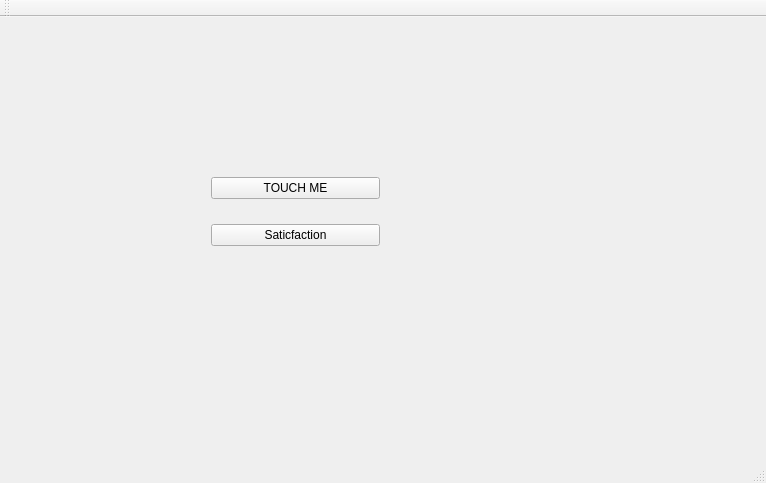
Above: editor0.01/GesturesEditor/mainwindow.ui from Rauf-Kurbanov/GesturesEditor before the change. Below: the same form after it.
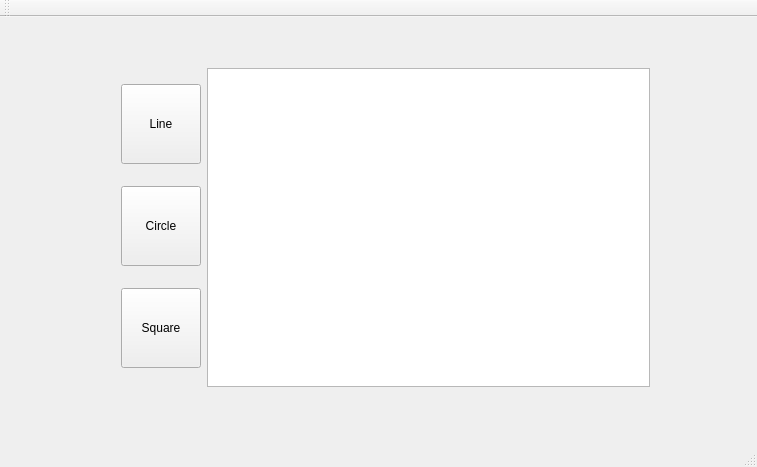
That is the form after the change.

Patch:
```diff
--- a/editor0.01/GesturesEditor/mainwindow.ui
+++ b/editor0.01/GesturesEditor/mainwindow.ui
@@ -6,8 +6,8 @@
    <rect>
     <x>0</x>
     <y>0</y>
-    <width>766</width>
-    <height>483</height>
+    <width>757</width>
+    <height>467</height>
    </rect>
   </property>
   <property name="windowTitle">
@@ -17,26 +17,58 @@
    <widget class="QWidget" name="verticalLayoutWidget">
     <property name="geometry">
      <rect>
-      <x>200</x>
-      <y>130</y>
-      <width>191</width>
-      <height>131</height>
+      <x>110</x>
+      <y>40</y>
+      <width>551</width>
+      <height>341</height>
      </rect>
     </property>
+    <layout class="QHBoxLayout" name="horizontalLayout">
+     <item>
     <layout class="QVBoxLayout" name="verticalLayout">
      <item>
-      <widget class="QPushButton" name="pushButton">
+        <widget class="QPushButton" name="pushButton_4">
+         <property name="minimumSize">
+          <size>
+           <width>80</width>
+           <height>80</height>
+          </size>
+         </property>
        <property name="text">
-        <string>TOUCH ME</string>
+          <string>Line</string>
+         </property>
+        </widget>
+       </item>
+       <item>
+        <widget class="QPushButton" name="pushButton_3">
+         <property name="minimumSize">
+          <size>
+           <width>80</width>
+           <height>80</height>
+          </size>
+         </property>
+         <property name="text">
+          <string>Circle</string>
        </property>
       </widget>
      </item>
      <item>
       <widget class="QPushButton" name="pushButton_2">
+         <property name="minimumSize">
+          <size>
+           <width>80</width>
+           <height>80</height>
+          </size>
+         </property>
        <property name="text">
-        <string>Saticfaction</string>
-       </property>
-      </widget>
+          <string>Square</string>
+         </property>
+        </widget>
+       </item>
+      </layout>
+     </item>
+     <item>
+      <widget class="QGraphicsView" name="graphicsView"/>
      </item>
     </layout>
    </widget>
```
Left out of the diff: 4 changed lines with no effect on the pictures. Lines whose indentation alone changed are shown as unchanged.
